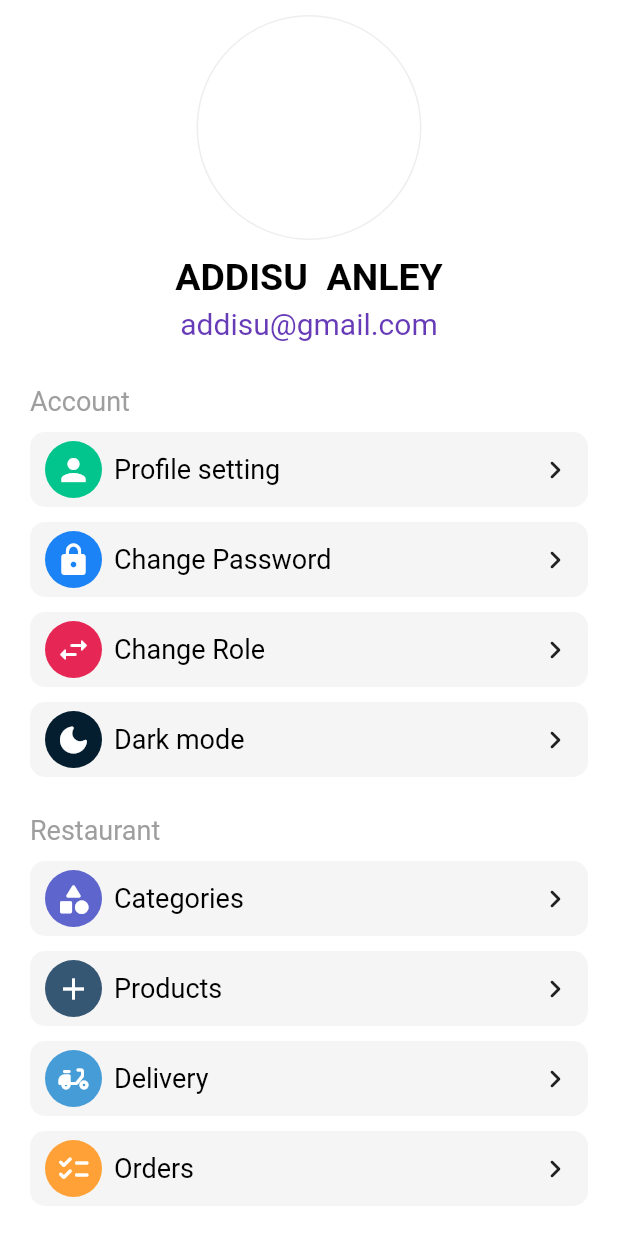
After one commit to addisuanley2010/delivery_app, a Flutter app: the AdminHome screen opened directly, on a phone screen of 412 x 824 dp. The commit adds this screen. Run offline on Flutter 3.47's test engine with Material 2 defaults, Android fonts, the phone set to English and light mode, and no system bars; our stand-ins replace cloud_firestore, firebase_auth, firebase_core, google_fonts; accounts and stored records are empty.

Commit message:
I have finished todays admin UI task

```diff
--- a/lib/pages/home.dart
+++ b/lib/pages/home.dart
@@ -12,7 +12,6 @@ class Home extends StatefulWidget {
 class _HomeState extends State<Home> {
   @override
   Widget build(BuildContext context) {
-    print('home');
     return Scaffold(
       body: Container(
         decoration: const BoxDecoration(
--- /dev/null
+++ b/lib/ui/admin/admin_home.dart
@@ -0,0 +1,144 @@
+import 'package:flutter/material.dart';
+import 'components/text_custom.dart';
+import 'components/item_account.dart';
+import 'package:delivery/services/auth.dart';
+import 'package:delivery/constants/constants.dart';
+import 'package:delivery/ui/admin/profile/edit_Prodile_screen.dart';
+
+
+class AdminHome extends StatelessWidget {
+   AdminHome({super.key});
+  final AuthService _auth = AuthService();
+
+  @override
+  Widget build(BuildContext context) {
+    return Scaffold(
+      backgroundColor: Colors.white,
+      body: SafeArea(
+        child: ListView(
+            padding: const EdgeInsets.symmetric(horizontal: 20.0, vertical: 10.0),
+            children: [
+              Align(alignment: Alignment.center, child: imagepicker()),
+              const SizedBox(height: 10.0),
+              Center(
+                child: TextCustom( text:"Addisu  Anley".toUpperCase(),
+                        fontSize: 25,
+                        fontWeight: FontWeight.bold,
+                        maxLine: 1,
+                        textAlign: TextAlign.center,
+                      )
+                ),
+
+              const SizedBox(height: 5.0),
+           const Center(
+                  child:TextCustom( text:"addisu@gmail.com", fontSize: 20, color:AppColors.primaryColor)),
+              const SizedBox(height: 15.0),
+            const SizedBox(height: 15.0),
+            const TextCustom(text: 'Account', color: Colors.grey),
+            const SizedBox(height: 10.0),
+            ItemAccount(
+                text: 'Profile setting',
+                icon: Icons.person,
+                colorIcon: 0xff01C58C,
+                onPressed: () {
+                     Navigator.of(context).push(
+                          MaterialPageRoute(
+                            builder: (context) =>  EditProfileScreen(),
+                          ),
+                        );
+                }),
+            ItemAccount(
+                text: 'Change Password',
+                icon: Icons.lock_rounded,
+                colorIcon: 0xff1B83F5,
+                onPressed: () {}),
+            ItemAccount(
+                text: 'Change Role',
+                icon: Icons.swap_horiz_rounded,
+                colorIcon: 0xffE62755,
+                onPressed: () {}),
+           const ItemAccount(
+              text: 'Dark mode',
+              icon: Icons.dark_mode_rounded,
+              colorIcon: 0xff051E2F,
+            ),
+            const SizedBox(height: 15.0),
+            const TextCustom(text: 'Restaurant', color: Colors.grey),
+            const SizedBox(height: 10.0),
+            ItemAccount(
+                text: 'Categories',
+                icon: Icons.category_rounded,
+                colorIcon: 0xff5E65CD,
+                onPressed: () {}),
+            ItemAccount(
+                text: 'Products',
+                icon: Icons.add,
+                colorIcon: 0xff355773,
+                onPressed: () {}),
+            ItemAccount(
+                text: 'Delivery',
+                icon: Icons.delivery_dining_rounded,
+                colorIcon: 0xff469CD7,
+                onPressed: () {}),
+            ItemAccount(
+                text: 'Orders',
+                icon: Icons.checklist_rounded,
+                colorIcon: 0xffFFA136,
+                onPressed: () {}),
+            const SizedBox(height: 15.0),
+            const TextCustom(text: 'Personal', color: Colors.grey),
+            const SizedBox(height: 10.0),
+            const ItemAccount(
+              text: 'Privacy & Policy',
+              icon: Icons.policy_rounded,
+              colorIcon: 0xff6dbd63,
+            ),
+           const ItemAccount(
+              text: 'Security',
+              icon: Icons.lock_outline_rounded,
+              colorIcon: 0xff1F252C,
+            ),
+           const ItemAccount(
+              text: 'Term & Conditions',
+              icon: Icons.description_outlined,
+              colorIcon: 0xff458bff,
+            ),
+           const ItemAccount(
+              text: 'Help',
+              icon: Icons.help_outline,
+              colorIcon: 0xff4772e6,
+            ),
+            const Divider(),
+            ItemAccount(
+                text: 'Sign Out',
+                icon: Icons.power_settings_new_sharp,
+                colorIcon: 0xffF02849,
+                onPressed: () async {
+                  await _auth.signOut();
+                },),
+          ],
+        ),
+      ),
+    );
+  }
+
+
+Widget imagepicker(){
+
+  return  Container(
+      height: 150,
+      width: 150,
+
+      decoration: BoxDecoration(
+        border: Border.all(style: BorderStyle.solid, color: Colors.grey[200]!),
+        shape: BoxShape.circle
+      ),
+      child: InkWell(
+        borderRadius: BorderRadius.circular(100),
+
+
+      ),
+    );
+}
+
+}
--- /dev/null
+++ b/lib/ui/admin/components/item_account.dart
@@ -0,0 +1,67 @@
+import 'package:flutter/material.dart';
+import 'text_custom.dart';
+class ItemAccount extends StatelessWidget {
+
+  final double borderRadius;
+  final String text;
+  final IconData icon;
+  final int colorIcon;
+  final VoidCallback? onPressed;
+
+  const ItemAccount({
+    this.borderRadius = 10.0,
+    required this.text,
+    required this.icon,
+    required this.colorIcon,
+    this.onPressed,
+  });
+
+  @override
+  Widget build(BuildContext context) {
+
+    final size = MediaQuery.of(context).size;
+
+    return Container(
+      height: 50,
+      width: size.width,
+      margin: const EdgeInsets.only(bottom: 10.0),
+      decoration: BoxDecoration(
+        borderRadius: BorderRadius.circular(borderRadius)
+      ),
+      child: Card(
+        shape: RoundedRectangleBorder(borderRadius: BorderRadius.circular(borderRadius)),
+        elevation: 0,
+        color: Colors.grey[100],
+        margin: EdgeInsets.all(0),
+        child: InkWell(
+          onTap: onPressed,
+          borderRadius: BorderRadius.circular(borderRadius),
+          child: Padding(
+            padding: const EdgeInsets.only(left: 10.0, right: 10.0),
+            child: Row(
+              mainAxisAlignment: MainAxisAlignment.spaceBetween,
+              children: [
+                Row(
+                  children: [
+                    Container(
+                      height: 38,
+                      width: 38,
+                      decoration: BoxDecoration(
+                        shape: BoxShape.circle,
+                        color: Color(colorIcon)
+                      ),
+                      child: Icon(icon, color: Colors.white ),
+                    ),
+                    const SizedBox(width: 8.0),
+                    TextCustom(text: text),
+                  ],
+                ),
+                const Icon(Icons.navigate_next_rounded)
+              ],
+            ),
+          ),
+        ),
+      ),
+    );
+  }
+}
--- /dev/null
+++ b/lib/ui/admin/components/text_custom.dart
@@ -0,0 +1,34 @@
+import 'package:flutter/material.dart';
+import 'package:google_fonts/google_fonts.dart';
+
+class TextCustom extends StatelessWidget{
+
+  final String text;
+  final double fontSize;
+  final Color color;
+  final FontWeight fontWeight;
+  final TextOverflow textOverflow;
+  final int? maxLine;
+  final TextAlign textAlign;
+
+  const TextCustom({
+    required this.text,
+    this.fontSize = 18,
+    this.color = Colors.black,
+    this.fontWeight = FontWeight.normal,
+    this.textOverflow = TextOverflow.visible,
+    this.maxLine,
+    this.textAlign = TextAlign.left
+  });
+
+  @override
+  Widget build(BuildContext context){
+    return Text(
+      text,
+      overflow: textOverflow,
+      maxLines: maxLine,
+      textAlign: textAlign,
+      style: GoogleFonts.getFont('Roboto', fontSize: fontSize, color: color, fontWeight: fontWeight)
+    );
+  }
+}
--- a/pubspec.yaml
+++ b/pubspec.yaml
@@ -40,6 +40,7 @@ dependencies:
   firebase_storage: ^11.1.0
   provider: ^6.0.5
   cloud_firestore: ^4.5.1
+  google_fonts: ^4.0.4
 
 dev_dependencies:
   flutter_test:
```
Also changed, not shown: lib/constants/constants.dart (+8 -0 lines), lib/pages/login.dart (+28 -26 lines), lib/screens/home_screen.dart (+5 -10 lines), lib/services/auth.dart (+5 -5 lines), lib/ui/admin/components/form_field_frave.dart (added, +43 -0 lines), lib/ui/admin/profile/edit_Prodile_screen.dart (added, +121 -0 lines), pubspec.lock, 1 other file.
